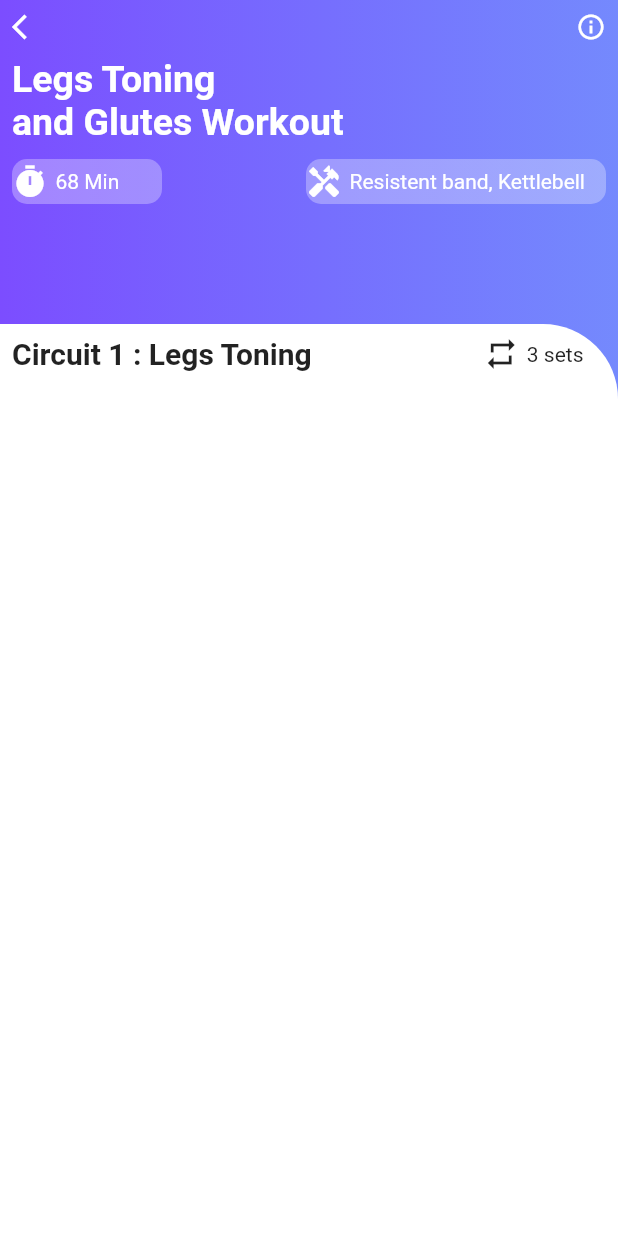
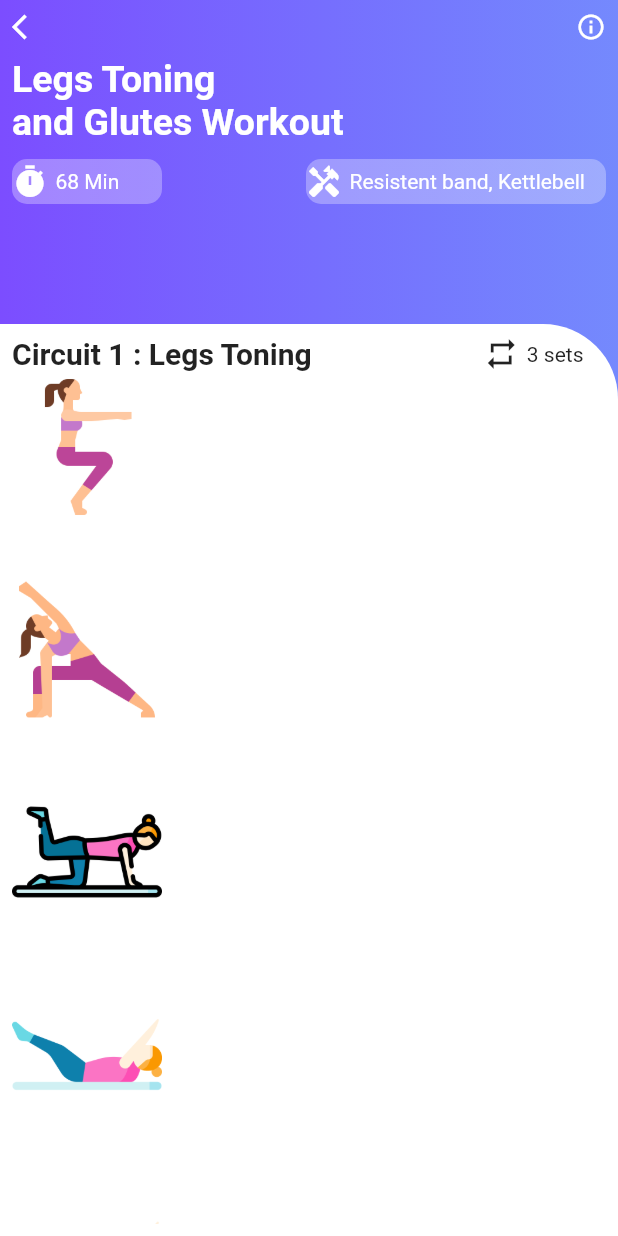
Before and after one commit to sharon254/YoyaApp-Flutter-UI, a Flutter app: the DetailScreen screen opened directly, on a phone screen of 412 x 824 dp. Run offline on Flutter 3.47's test engine with Material 2 defaults, Android fonts, the phone set to English and light mode, and no system bars.

Commit message:
DetailScreen

```diff
--- a/lib/UI/screens/detail_screen.dart
+++ b/lib/UI/screens/detail_screen.dart
@@ -1,3 +1,5 @@
+import 'dart:convert';
+
 import 'package:flutter/cupertino.dart';
 import 'package:flutter/material.dart';
 
@@ -9,6 +11,23 @@ class DetailScreen extends StatefulWidget {
 }
 
 class _DetailScreenState extends State<DetailScreen> {
+  List info = [];
+  _readData() async {
+    await DefaultAssetBundle.of(context)
+        .loadString('json/videoinfo.json')
+        .then((s) {
+      setState(() {
+        info = json.decode(s);
+      });
+    });
+  }
+
+  @override
+  void initState() {
+    _readData();
+    super.initState();
+  }
+
   @override
   Widget build(BuildContext context) {
     return Scaffold(
@@ -36,10 +55,18 @@ class _DetailScreenState extends State<DetailScreen> {
                             SizedBox(
                               height: 10,
                             ),
-                            Icon(
+                            GestureDetector(
+                              child: Icon(
                                 Icons.arrow_back_ios,
                                 size: 20,
                                 color: Colors.white,
+                              ),
+                              onTap: () {
+                                Navigator.push(
+                                    context,
+                                    MaterialPageRoute(
+                                        builder: (context) => DetailScreen()));
+                              },
                             ),
                             Expanded(
                               child: Row(),
@@ -150,7 +177,8 @@ class _DetailScreenState extends State<DetailScreen> {
                   child: Container(
                 decoration: BoxDecoration(
                   color: Colors.white,
-                      borderRadius: BorderRadius.only(topRight: Radius.circular(50)),
+                  borderRadius:
+                      BorderRadius.only(topRight: Radius.circular(50)),
                 ),
                 child: Padding(
                   padding: const EdgeInsets.all(8.0),
@@ -158,19 +186,16 @@ class _DetailScreenState extends State<DetailScreen> {
                     children: [
                       Row(
                         children: [
-                            Text('Circuit 1 : Legs Toning ',
+                          Text(
+                            'Circuit 1 : Legs Toning ',
                             style: TextStyle(
-                                fontSize: 20,
-                                fontWeight: FontWeight.w700
-                              ),
-
+                                fontSize: 20, fontWeight: FontWeight.w700),
                           ),
                           Expanded(
                             child: Container(),
                           ),
                           Icon(
                             Icons.repeat,
-
                           ),
                           SizedBox(
                             width: 5,
@@ -180,12 +205,45 @@ class _DetailScreenState extends State<DetailScreen> {
                             width: 15,
                           ),
                         ],
+                      ),
+                      Expanded(
+                        child: ListView.builder(
+                          itemCount: info.length,
+                            itemBuilder: (_, int index){
+                              return GestureDetector(
+                                child: Container(
+                                  height: 135,
+                                  child: Column(
+                                    children: [
+                                      Row(
+                                        children: [
+                                          Container(
+                                            height: 100,
+                                            width: 100,
+                                            decoration: BoxDecoration(
+                                              borderRadius: BorderRadius.circular(10),
+                                              image: DecorationImage(
+                                                image: AssetImage(
+                                                  info[index]["thumbnail"]
+                                                )
+                                              )
+                                            ),
+                                          )
+                                        ],
+                                      )
+
+                                    ],
+                                  ),
+                                ),
+
+                              );
+
+                        }),
                       )
                     ],
                   ),
                 ),
-              )
-              )
+              ))
             ],
           ),
         ),
--- a/lib/main.dart
+++ b/lib/main.dart
@@ -26,7 +26,7 @@ class MyApp extends StatelessWidget {
         // is not restarted.
         primarySwatch: Colors.blue,
       ),
-      home: HomePage(),
+      home: DetailScreen(),
     );
   }
 }
--- a/pubspec.yaml
+++ b/pubspec.yaml
@@ -46,6 +46,7 @@ flutter:
 
   # To add assets to your application, add an assets section, like this:
   assets:
+    - json/
     - assets/images/
 
 
```
Also changed, not shown: json/videoinfo.json (+40 -24 lines), assets/images/awkward.png (added), assets/images/extended.png (added), assets/images/pila.png (added), assets/images/pilat.png (added), assets/images/runner.png (added), assets/images/stretching.png (added). Lines whose indentation alone changed are shown as unchanged.
